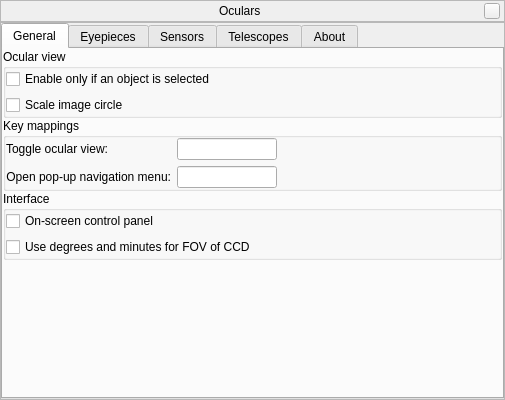
Old version of the form plugins/Oculars/src/gui/ocularDialog.ui in the repository 519984307/stellarium_src.
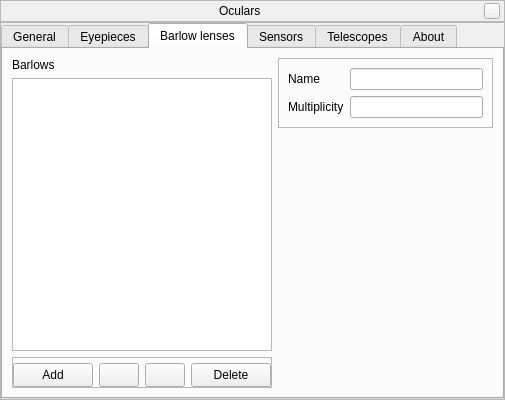
New version of the form. Custom widgets are drawn as their Qt base class.

Commit message: Implementation of Barlow lens for Oculars plugin.

Patch:
```diff
--- a/plugins/Oculars/src/gui/ocularDialog.ui
+++ b/plugins/Oculars/src/gui/ocularDialog.ui
@@ -147,7 +147,7 @@
       <item>
        <widget class="QTabWidget" name="Tabs">
         <property name="currentIndex">
-         <number>0</number>
+         <number>2</number>
         </property>
         <widget class="QWidget" name="General">
          <attribute name="title">
@@ -596,6 +596,166 @@
           </item>
          </layout>
         </widget>
+        <widget class="QWidget" name="tab">
+         <attribute name="title">
+          <string>Barlow lenses</string>
+         </attribute>
+         <layout class="QHBoxLayout" name="horizontalLayout_4">
+          <item>
+           <layout class="QVBoxLayout" name="verticalLayout_10">
+            <item>
+             <widget class="QLabel" name="label_6">
+              <property name="text">
+               <string>Barlows</string>
+              </property>
+             </widget>
+            </item>
+            <item>
+             <widget class="QListView" name="barlowListView"/>
+            </item>
+            <item>
+             <widget class="QFrame" name="frame_5">
+              <property name="frameShape">
+               <enum>QFrame::StyledPanel</enum>
+              </property>
+              <property name="frameShadow">
+               <enum>QFrame::Raised</enum>
+              </property>
+              <layout class="QHBoxLayout" name="horizontalLayout_3">
+               <property name="leftMargin">
+                <number>0</number>
+               </property>
+               <property name="topMargin">
+                <number>5</number>
+               </property>
+               <property name="rightMargin">
+                <number>0</number>
+               </property>
+               <property name="bottomMargin">
+                <number>0</number>
+               </property>
+               <item>
+                <widget class="QPushButton" name="addBarlow">
+                 <property name="minimumSize">
+                  <size>
+                   <width>0</width>
+                   <height>24</height>
+                  </size>
+                 </property>
+                 <property name="text">
+                  <string>Add</string>
+                 </property>
+                </widget>
+               </item>
+               <item>
+                <widget class="QPushButton" name="pushButtonMoveBarlowUp">
+                 <property name="sizePolicy">
+                  <sizepolicy hsizetype="Fixed" vsizetype="Fixed">
+                   <horstretch>0</horstretch>
+                   <verstretch>0</verstretch>
+                  </sizepolicy>
+                 </property>
+                 <property name="minimumSize">
+                  <size>
+                   <width>24</width>
+                   <height>24</height>
+                  </size>
+                 </property>
+                </widget>
+               </item>
+               <item>
+                <widget class="QPushButton" name="pushButtonMoveBarlowDown">
+                 <property name="sizePolicy">
+                  <sizepolicy hsizetype="Fixed" vsizetype="Fixed">
+                   <horstretch>0</horstretch>
+                   <verstretch>0</verstretch>
+                  </sizepolicy>
+                 </property>
+                 <property name="minimumSize">
+                  <size>
+                   <width>24</width>
+                   <height>24</height>
+                  </size>
+                 </property>
+                </widget>
+               </item>
+               <item>
+                <widget class="QPushButton" name="deleteBarlow">
+                 <property name="minimumSize">
+                  <size>
+                   <width>0</width>
+                   <height>24</height>
+                  </size>
+                 </property>
+                 <property name="text">
+                  <string>Delete</string>
+                 </property>
+                </widget>
+               </item>
+              </layout>
+             </widget>
+            </item>
+           </layout>
+          </item>
+          <item>
+           <layout class="QVBoxLayout" name="verticalLayout_9">
+            <item>
+             <widget class="QFrame" name="frame_2">
+              <property name="frameShape">
+               <enum>QFrame::StyledPanel</enum>
+              </property>
+              <property name="frameShadow">
+               <enum>QFrame::Raised</enum>
+              </property>
+              <layout class="QFormLayout" name="formLayout_4">
+               <item row="0" column="0">
+                <widget class="QLabel" name="label_7">
+                 <property name="text">
+                  <string>Name</string>
+                 </property>
+                </widget>
+               </item>
+               <item row="0" column="1">
+                <widget class="QLineEdit" name="barlowName">
+                 <property name="maxLength">
+                  <number>50</number>
+                 </property>
+                </widget>
+               </item>
+               <item row="1" column="0">
+                <widget class="QLabel" name="label_13">
+                 <property name="text">
+                  <string>Multiplicity</string>
+                 </property>
+                </widget>
+               </item>
+               <item row="1" column="1">
+                <widget class="QLineEdit" name="barlowMultipler">
+                 <property name="maxLength">
+                  <number>5</number>
+                 </property>
+                </widget>
+               </item>
+              </layout>
+             </widget>
+            </item>
+            <item>
+             <spacer name="verticalSpacer_4">
+              <property name="orientation">
+               <enum>Qt::Vertical</enum>
+              </property>
+              <property name="sizeHint" stdset="0">
+               <size>
+                <width>20</width>
+                <height>40</height>
+               </size>
+              </property>
+             </spacer>
+            </item>
+           </layout>
+          </item>
+         </layout>
+        </widget>
         <widget class="QWidget" name="CCD">
          <attribute name="title">
           <string>Sensors</string>
```
Left out of the diff: 5 changed lines with no effect on the pictures. The commit also changes 11 other files.
